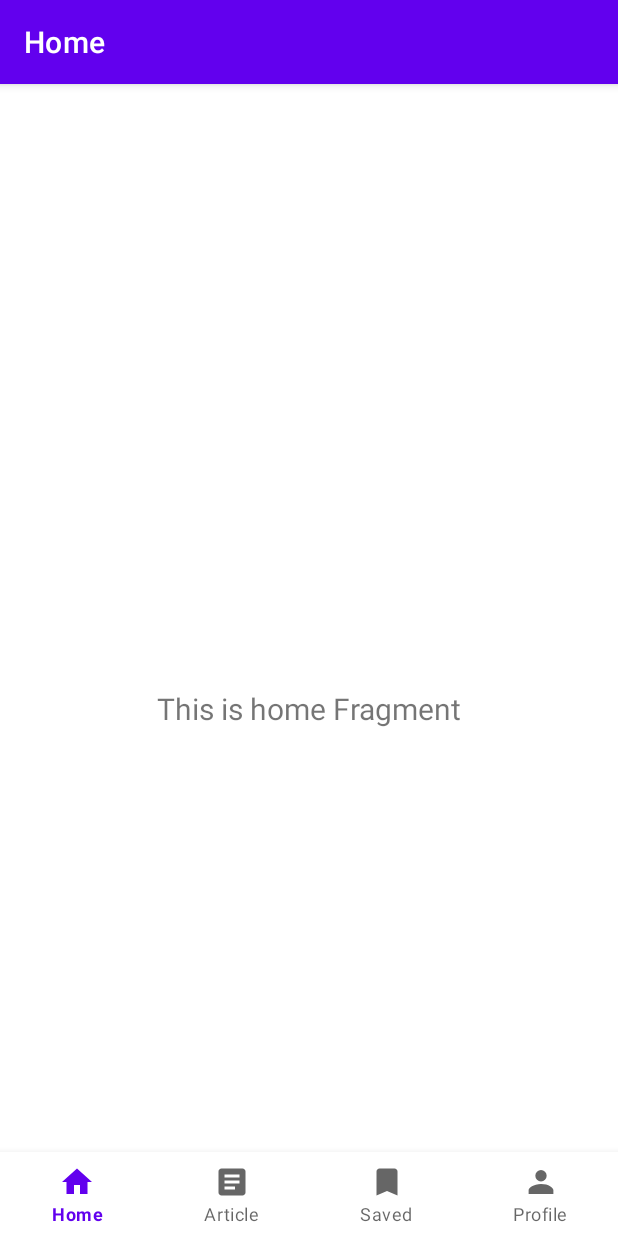
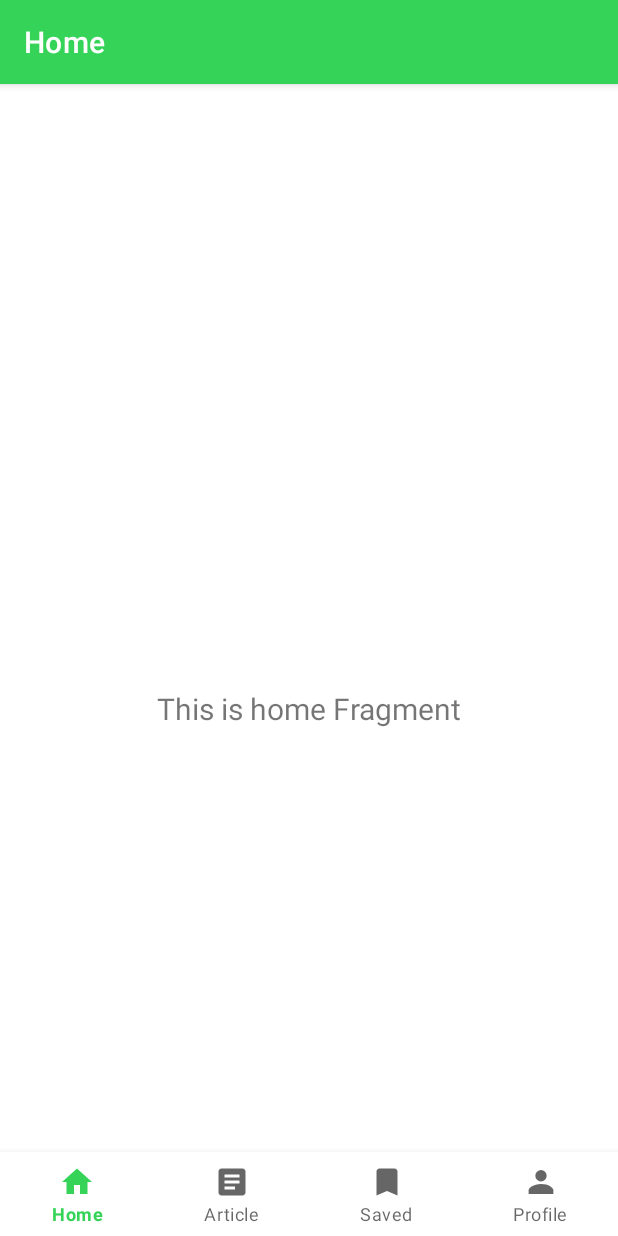
Before and after one commit to alyuto/DrFruithy, an Android app: the screen it shows after launch (MainActivity), on a phone screen of 412 x 824 dp. Run offline under Robolectric (Android 15) with nearby library versions, the phone set to English and light mode, and no system bars; our stand-ins replace navigation-ui.

Commit message:
fix a navbar 2

```diff
--- a/app/src/main/res/layout/activity_main.xml
+++ b/app/src/main/res/layout/activity_main.xml
@@ -17,7 +17,7 @@
         app:layout_constraintLeft_toLeftOf="parent"
         app:layout_constraintRight_toRightOf="parent"
         app:menu="@menu/bottom_nav_menu"
-        app:labelVisibilityMode="labeled"/>
+        app:labelVisibilityMode="labeled" />
 
     <fragment
         android:id="@+id/nav_host_fragment_activity_main"
--- a/app/src/main/res/values/colors.xml
+++ b/app/src/main/res/values/colors.xml
@@ -7,4 +7,5 @@
     <color name="teal_700">#FF018786</color>
     <color name="black">#FF000000</color>
     <color name="white">#FFFFFFFF</color>
+    <color name="navBack">#35D458</color>
 </resources>
--- a/app/src/main/res/values/themes.xml
+++ b/app/src/main/res/values/themes.xml
@@ -2,7 +2,7 @@
     <!-- Base application theme. -->
     <style name="Theme.DrFruithy" parent="Theme.MaterialComponents.DayNight.DarkActionBar">
         <!-- Primary brand color. -->
-        <item name="colorPrimary">@color/purple_500</item>
+        <item name="colorPrimary">@color/navBack</item>
         <item name="colorPrimaryVariant">@color/purple_700</item>
         <item name="colorOnPrimary">@color/white</item>
         <!-- Secondary brand color. -->
@@ -10,7 +10,7 @@
         <item name="colorSecondaryVariant">@color/teal_700</item>
         <item name="colorOnSecondary">@color/black</item>
         <!-- Status bar color. -->
-        <item name="android:statusBarColor">?attr/colorPrimaryVariant</item>
+        <item name="android:statusBarColor">@color/black</item>
         <!-- Customize your theme here. -->
     </style>
 </resources>
```
